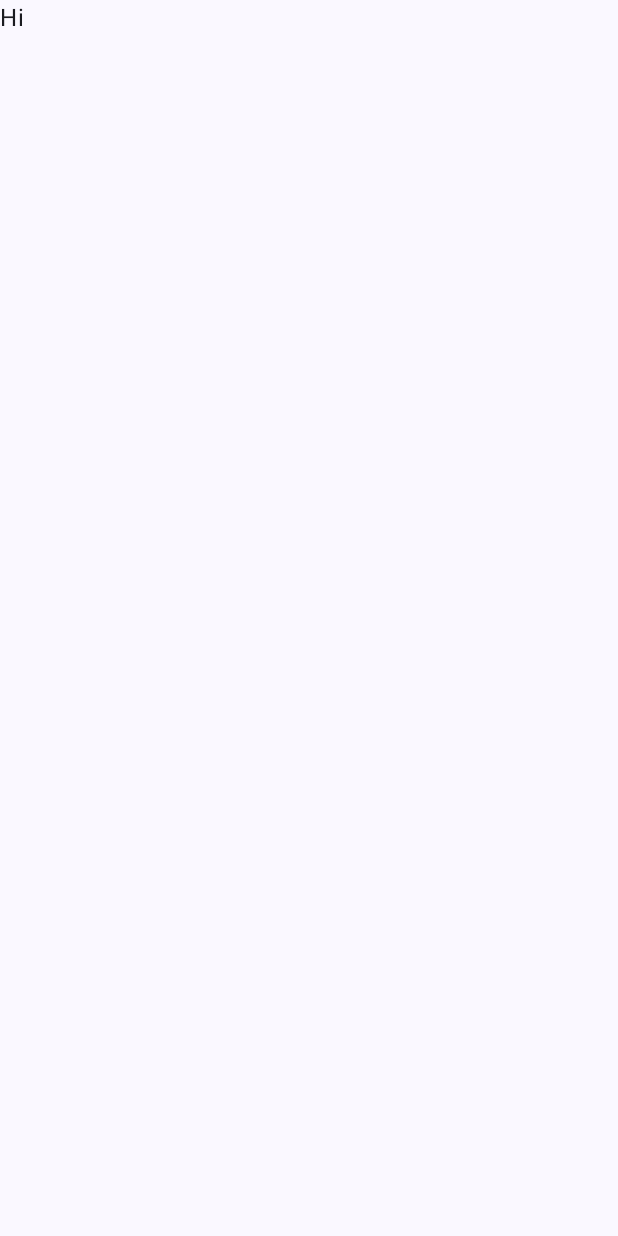
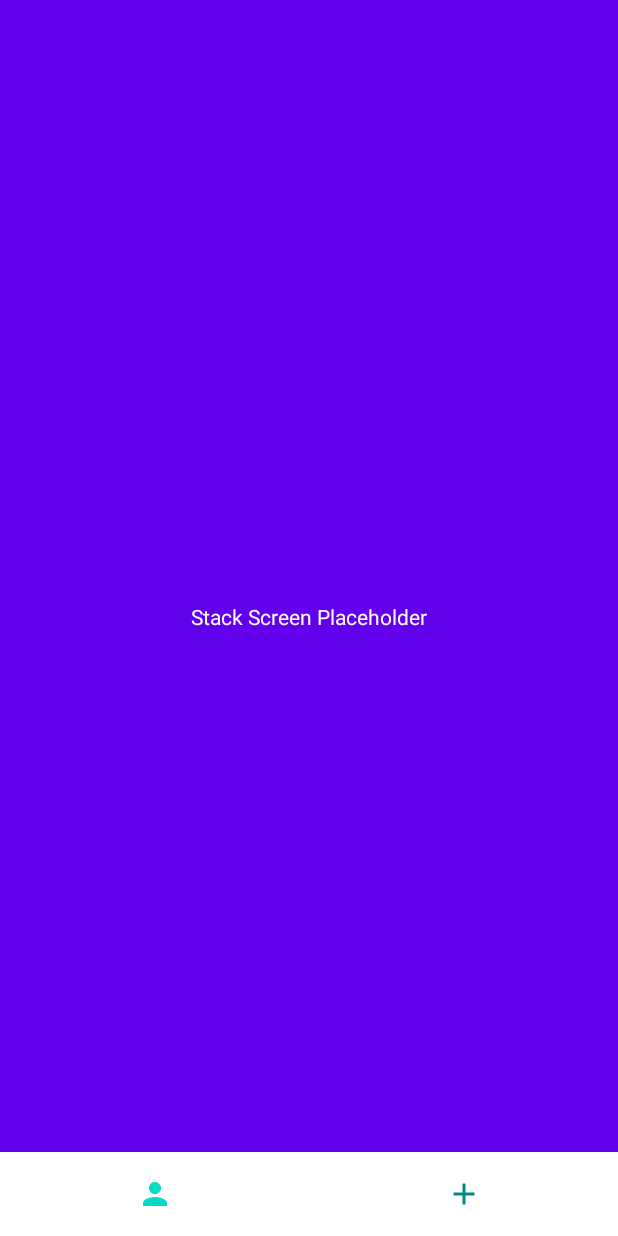
Before and after one commit to setzeus/STXSign, an Android app built with Jetpack Compose: the screen it shows after launch (MainActivity), on a phone screen of 412 x 824 dp. Before the commit the screen is almost empty. Run offline under Robolectric (Android 15) with nearby library versions, the phone set to English and light mode, and no system bars.

```diff
--- a/app/src/main/java/com/example/stxsign/MainActivity.kt
+++ b/app/src/main/java/com/example/stxsign/MainActivity.kt
@@ -37,6 +37,7 @@ import androidx.compose.material3.*
 //import StackScreen
 
 class MainActivity : ComponentActivity() {
+    @RequiresApi(Build.VERSION_CODES.O)
     override fun onCreate(savedInstanceState: Bundle?) {
         super.onCreate(savedInstanceState)
         setContent {
@@ -46,7 +47,7 @@ class MainActivity : ComponentActivity() {
                     modifier = Modifier.fillMaxSize(),
                     color = MaterialTheme.colorScheme.background
                 ) {
-                    Text(text = "Hi")
+                    MainLayout()
                 }
             }
         }
```
Also changed, not shown: app/src/main/java/com/example/stxsign/SignScreen.kt (+9 -1 lines), app/src/main/res/drawable-v24/btclogo.png (added), app/src/main/res/drawable-v24/sbtclogo.png (added).
